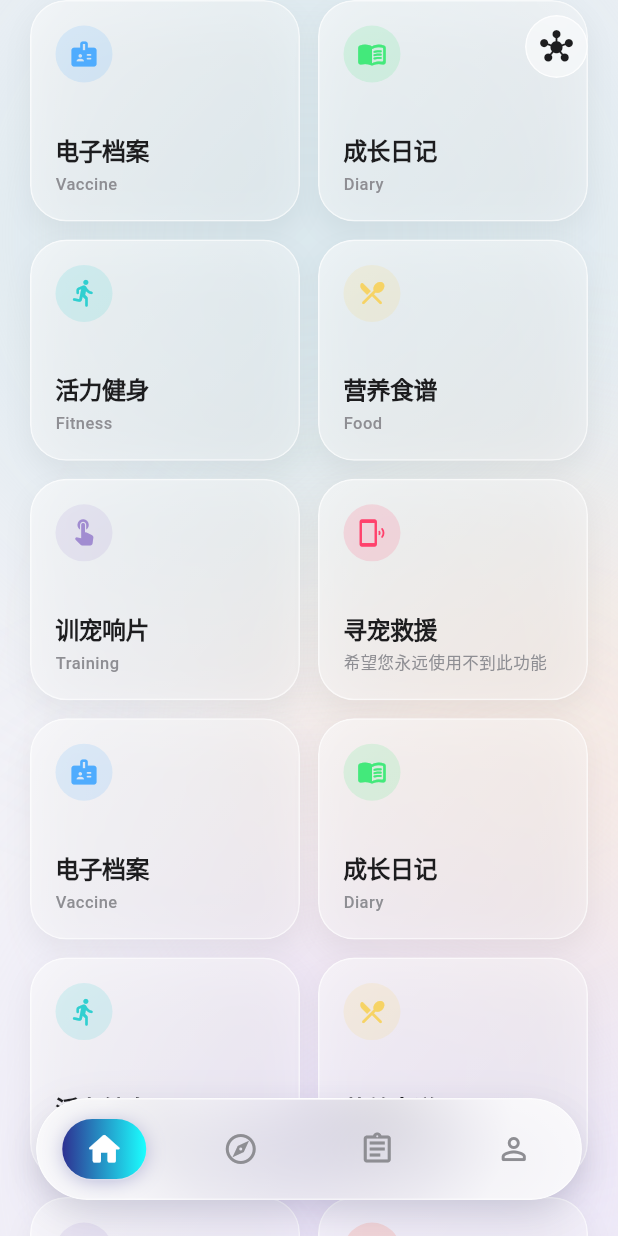
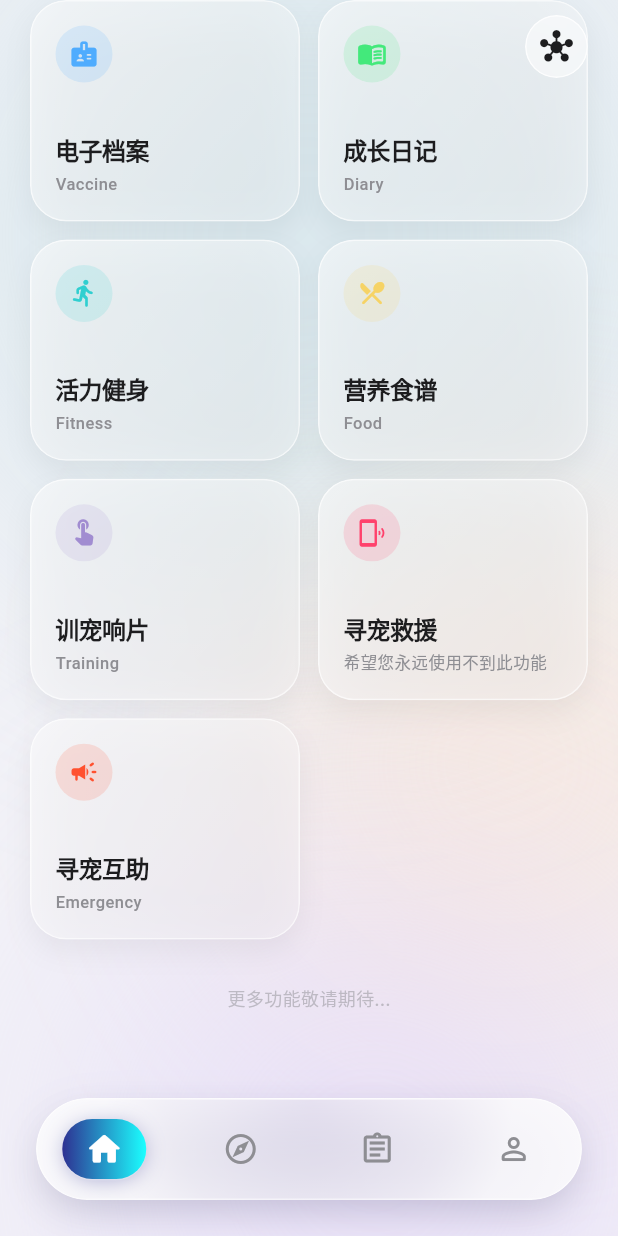
Before and after one commit to PetureZCHS/Peture, a Flutter app: the HomeScreen screen opened directly, scrolled down 374 dp, on a phone screen of 412 x 824 dp. Run offline on Flutter 3.47's test engine with Material 3 defaults, Android fonts, the phone set to English and light mode, and no system bars; our stand-ins replace adaptive_theme, audioplayers, confetti, fl_chart, flutter_markdown, flutter_staggered_animations and 6 more; accounts and stored records are empty; network calls fail.

Commit message:
fix (home_screen): 移除冗余功能卡片代码

```diff
--- a/lib/home_screen.dart
+++ b/lib/home_screen.dart
@@ -563,36 +563,6 @@ class _HomeDashboardContent extends StatelessWidget {
                         colors: [Color(0xFFFF416C), Color(0xFFFF4B2B)]),
                     const LostPetRescuePage(),
                     subtitleMaxLines: 2),
-                _buildFeatureCard(width, '电子档案', 'Vaccine', Icons.badge_rounded,
-                    AppColors.coolGradient, const PetPassportPage()),
-                _buildFeatureCard(
-                    width,
-                    '成长日记',
-                    'Diary',
-                    Icons.menu_book_rounded,
-                    AppColors.natureGradient,
-                    const PetDiaryComposePage()),
-                _buildFeatureCard(
-                    width,
-                    '活力健身',
-                    'Fitness',
-                    Icons.directions_run_rounded,
-                    AppColors.oceanGradient,
-                    const PartnerFitGymPage()),
-                _buildFeatureCard(
-                    width,
-                    '营养食谱',
-                    'Food',
-                    Icons.restaurant_menu_rounded,
-                    AppColors.goldGradient,
-                    const PetRecipeListPage()),
-                _buildFeatureCard(
-                    width,
-                    '训宠响片',
-                    'Training',
-                    Icons.touch_app_rounded,
-                    AppColors.magicGradient,
-                    const DogClickerScreen()),
                 _buildFeatureCard(
                     width,
                     '寻宠互助',
@@ -950,52 +920,6 @@ class _HomeUniverseContent extends StatelessWidget {
                     gradient: const LinearGradient(
                         colors: [Color(0xFF606c88), Color(0xFF3f4c6b)]),
                     page: const ProfileScreen()),
-                SphereItemData(
-                    title: 'AI 问诊',
-                    icon: Icons.medical_services_rounded,
-                    gradient: AppColors.warmGradient,
-                    page: const ChatPageWithDatabase()),
-                SphereItemData(
-                    title: '电子档案',
-                    icon: Icons.badge_rounded,
-                    gradient: AppColors.coolGradient,
-                    page: const PetPassportPage()),
-                SphereItemData(
-                    title: '成长日记',
-                    icon: Icons.menu_book_rounded,
-                    gradient: AppColors.natureGradient,
-                    page: const PetDiaryComposePage()),
-                SphereItemData(
-                    title: '活力健身',
-                    icon: Icons.directions_run_rounded,
-                    gradient: AppColors.oceanGradient,
-                    page: const PartnerFitGymPage()),
-                SphereItemData(
-                    title: '营养食谱',
-                    icon: Icons.restaurant_menu_rounded,
-                    gradient: AppColors.goldGradient,
-                    page: const PetRecipeListPage()),
-                SphereItemData(
-                    title: '训宠响片',
-                    icon: Icons.touch_app_rounded,
-                    gradient: AppColors.magicGradient,
-                    page: const DogClickerScreen()),
-                SphereItemData(
-                    title: '社区话题',
-                    icon: Icons.explore_rounded,
-                    gradient: AppColors.warmGradient,
-                    page: const CommunityScreen()),
-                SphereItemData(
-                    title: '商城',
-                    icon: Icons.shopping_bag_rounded,
-                    gradient: AppColors.coolGradient,
-                    page: const ProfileScreen()),
-                SphereItemData(
-                    title: '设置',
-                    icon: Icons.settings_rounded,
-                    gradient: const LinearGradient(
-                        colors: [Color(0xFF606c88), Color(0xFF3f4c6b)]),
-                    page: const ProfileScreen()),
               ],
             ),
           ),
```
